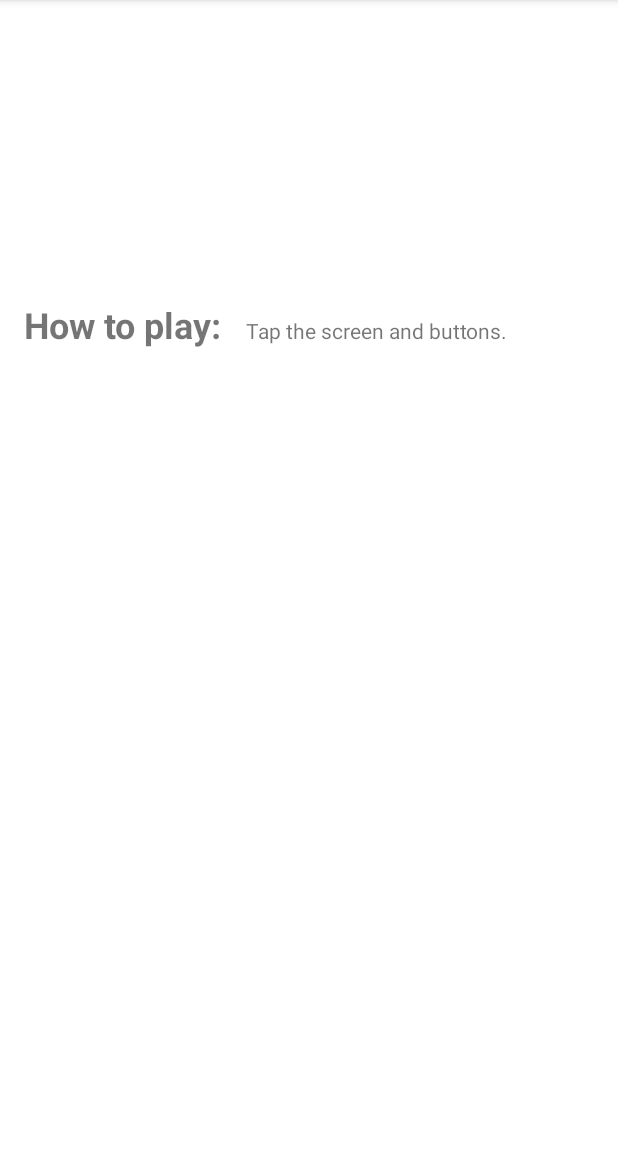
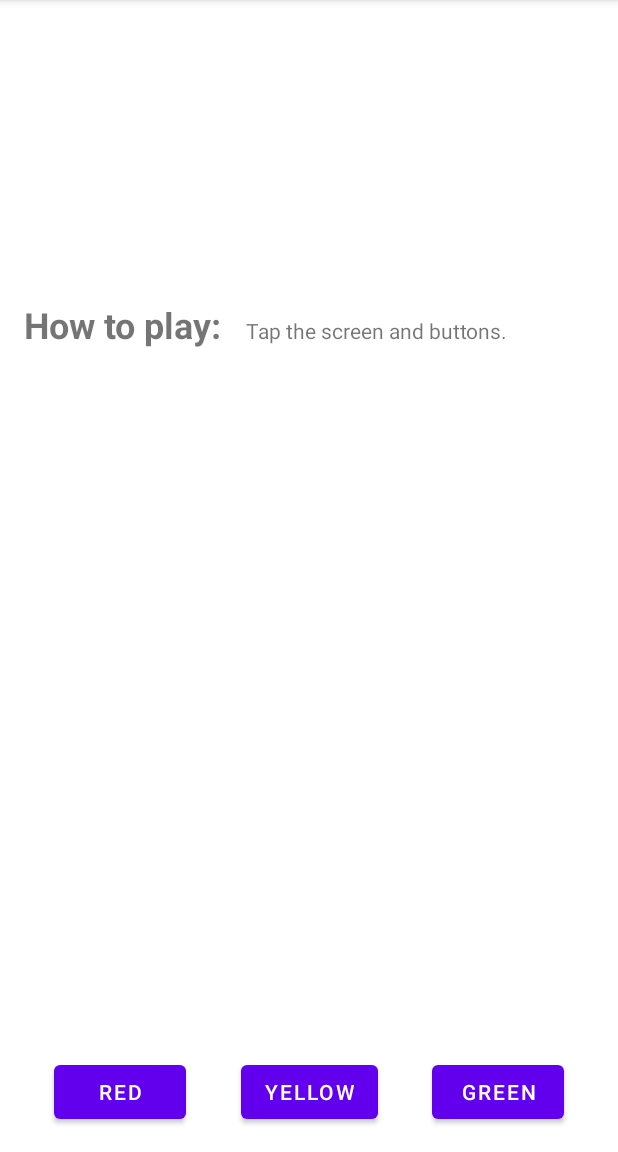
Before and after one commit to gabeps2/Android-Kotlin-Fundamentals-02.3, an Android app: the screen it shows after launch (MainActivity), on a phone screen of 412 x 824 dp, the part 84-1236 px from its top. Run offline under Robolectric (Android 15) with nearby library versions, the phone set to English and light mode, and no system bars; Roboto replaces fonts that are not available here.

Commit message:
11. Task: Add a chain of buttons

```diff
--- a/app/src/main/res/layout/activity_main.xml
+++ b/app/src/main/res/layout/activity_main.xml
@@ -102,4 +102,41 @@
         app:layout_constraintTop_toBottomOf="@+id/box_two_text"
         app:layout_constraintVertical_bias="0.0" />
 
+    <Button
+        android:id="@+id/red_button"
+        android:layout_width="wrap_content"
+        android:layout_height="wrap_content"
+        android:text="@string/button_red"
+        app:layout_constraintBaseline_toBaselineOf="@+id/yellow_button"
+        app:layout_constraintEnd_toStartOf="@+id/yellow_button"
+        app:layout_constraintHorizontal_bias="0.5"
+        app:layout_constraintStart_toStartOf="parent"
+        android:layout_marginLeft="@dimen/margin_wide"/>
+
+    <Button
+        android:id="@+id/yellow_button"
+        android:layout_width="wrap_content"
+        android:layout_height="wrap_content"
+        android:layout_marginHorizontal="@dimen/margin_wide"
+        android:layout_marginTop="16dp"
+        android:layout_marginBottom="16dp"
+        android:text="@string/button_yellow"
+        app:layout_constraintBottom_toBottomOf="parent"
+        app:layout_constraintEnd_toStartOf="@+id/green_button"
+        app:layout_constraintHorizontal_bias="0.5"
+        app:layout_constraintVertical_bias="1.0"
+        app:layout_constraintStart_toEndOf="@+id/red_button"
+        app:layout_constraintTop_toBottomOf="@+id/info_text" />
+
+    <Button
+        android:id="@+id/green_button"
+        android:layout_width="wrap_content"
+        android:layout_height="wrap_content"
+        android:text="@string/button_green"
+        app:layout_constraintBaseline_toBaselineOf="@+id/yellow_button"
+        app:layout_constraintEnd_toEndOf="parent"
+        app:layout_constraintHorizontal_bias="0.5"
+        android:layout_marginRight="@dimen/margin_wide"
+        app:layout_constraintStart_toEndOf="@+id/yellow_button" />
+
 </androidx.constraintlayout.widget.ConstraintLayout>
--- a/app/src/main/res/values/strings.xml
+++ b/app/src/main/res/values/strings.xml
@@ -7,4 +7,7 @@
     <string name="box_five">Box Five</string>
     <string name="how_to_play">How to play:</string>
     <string name="tap_the_boxes_and_buttons">Tap the screen and buttons.</string>
+    <string name="button_red">RED</string>
+    <string name="button_yellow">YELLOW</string>
+    <string name="button_green">GREEN</string>
 </resources>
```
